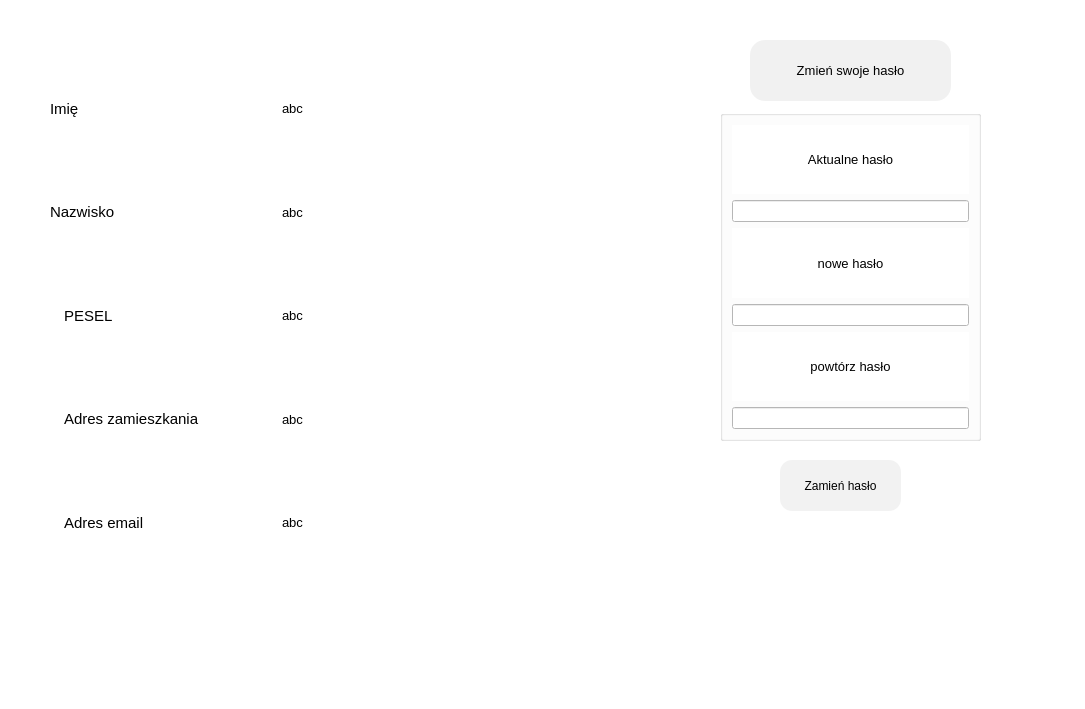
Before: the Qt Designer form accountWindow.ui in Dysky2/SEP, drawn with Qt 5.
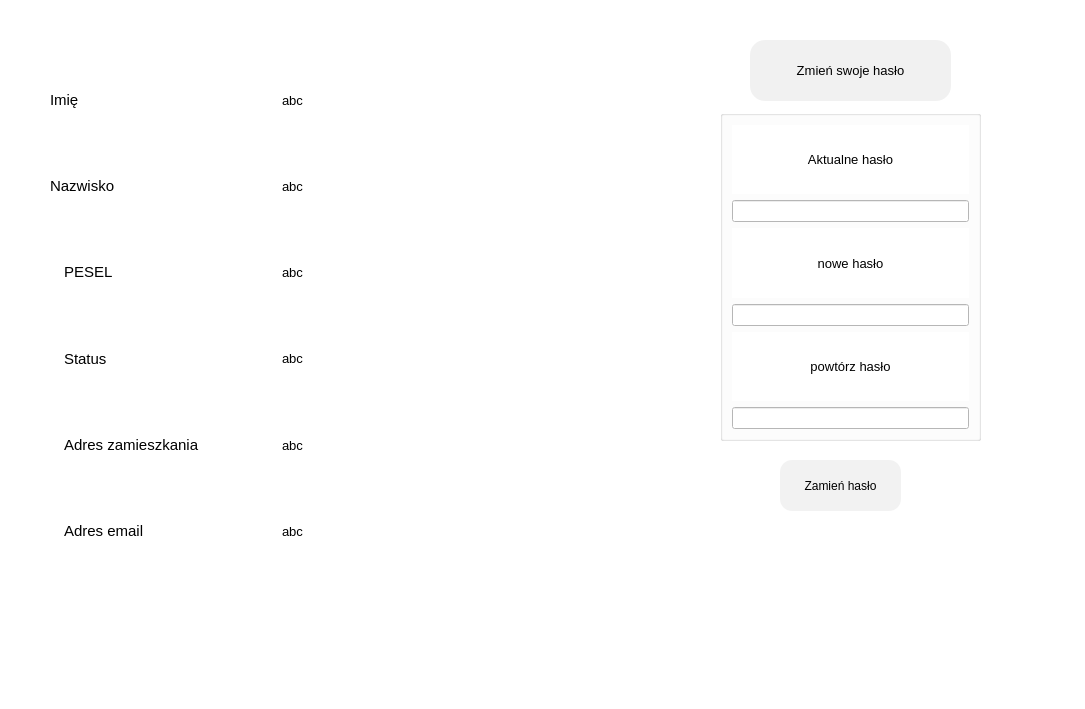
After: the same form once the commit is applied.

What changed in the file:
```diff
--- a/accountWindow.ui
+++ b/accountWindow.ui
@@ -303,6 +303,44 @@
        </item>
       </layout>
      </item>
+     <item>
+      <layout class="QHBoxLayout" name="horizontalLayout_11">
+       <item>
+        <widget class="QLabel" name="label_24">
+         <property name="font">
+          <font>
+           <family>Segoe UI</family>
+           <pointsize>11</pointsize>
+           <italic>false</italic>
+           <bold>false</bold>
+          </font>
+         </property>
+         <property name="styleSheet">
+          <string notr="true">margin-left: 10px;
+font: 11pt &quot;Segoe UI&quot;;</string>
+         </property>
+         <property name="text">
+          <string>Status</string>
+         </property>
+        </widget>
+       </item>
+       <item>
+        <widget class="QLabel" name="label_status">
+         <property name="font">
+          <font>
+           <pointsize>10</pointsize>
+          </font>
+         </property>
+         <property name="styleSheet">
+          <string notr="true">margin-left: 10px;</string>
+         </property>
+         <property name="text">
+          <string>abc</string>
+         </property>
+        </widget>
+       </item>
+      </layout>
+     </item>
      <item>
       <layout class="QHBoxLayout" name="horizontalLayout_7">
        <item>
```
